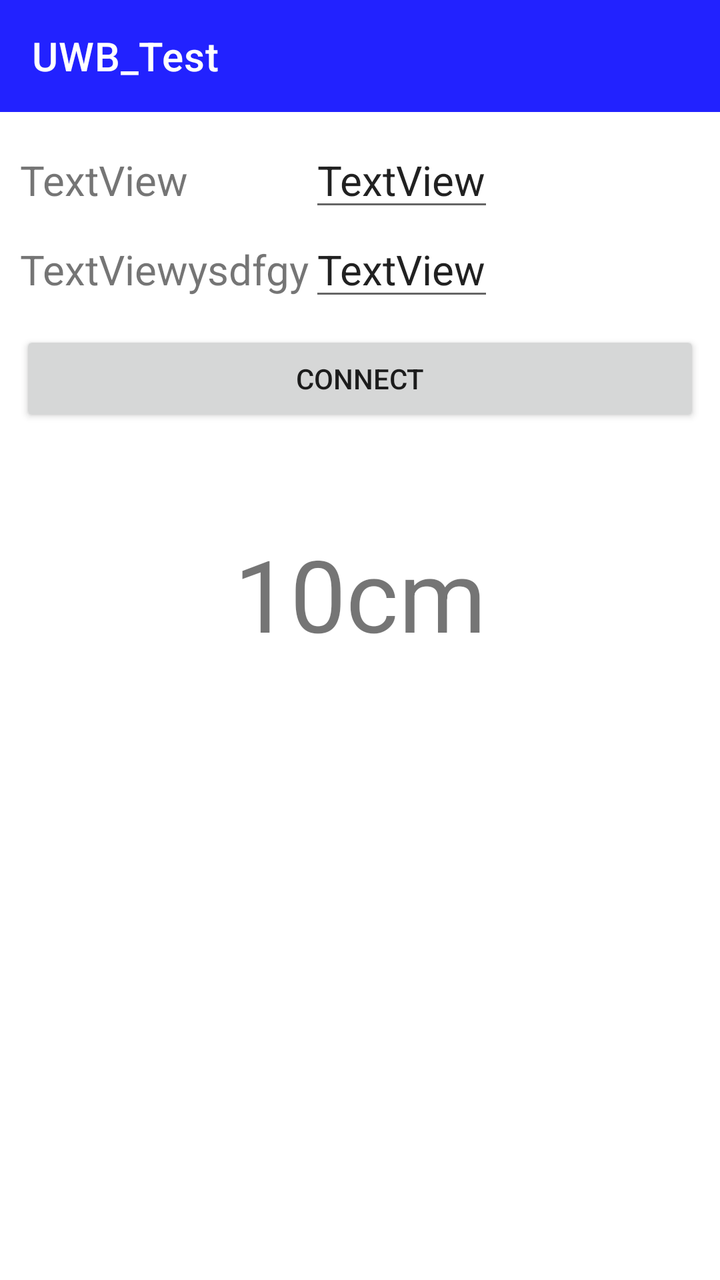
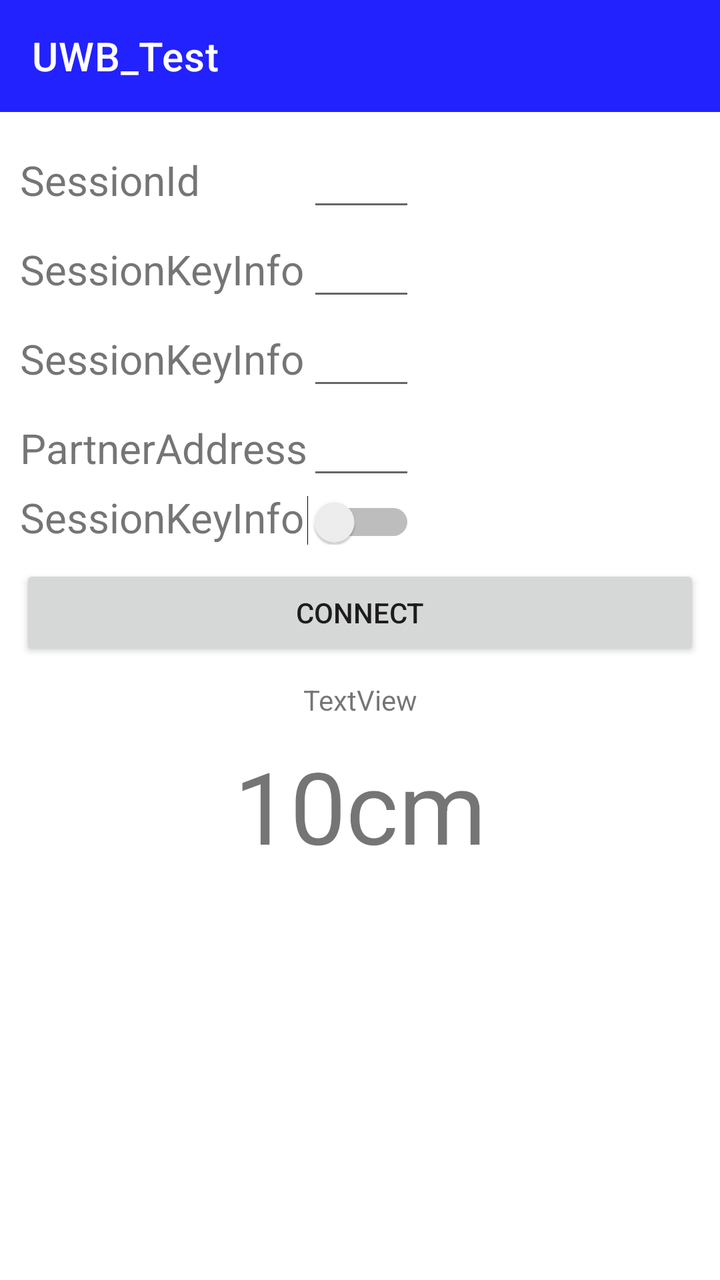

Screens rendered from an Android XML layout before and after an edit, with the pre-edit source and the edit as a unified diff.
<!-- AndroidManifest.xml: activity theme Theme.UWB_Test.NoActionBar -->
<!-- res/layout/activity_main.xml -->
<?xml version="1.0" encoding="utf-8"?>
<androidx.coordinatorlayout.widget.CoordinatorLayout xmlns:android="http://schemas.android.com/apk/res/android"
    xmlns:app="http://schemas.android.com/apk/res-auto"
    xmlns:tools="http://schemas.android.com/tools"
    android:layout_width="match_parent"
    android:layout_height="match_parent"
    tools:context=".MainActivity">


    <androidx.constraintlayout.widget.ConstraintLayout
        android:id="@+id/constraintLayout"
        android:layout_width="match_parent"
        android:layout_height="match_parent">

        <com.google.android.material.appbar.AppBarLayout
            android:id="@+id/bar"
            android:layout_width="match_parent"
            android:layout_height="wrap_content"


            android:theme="@style/Theme.UWB_Test.AppBarOverlay"
            app:layout_constraintStart_toStartOf="parent"
            app:layout_constraintTop_toTopOf="parent">

            <androidx.appcompat.widget.Toolbar
                android:id="@+id/toolbar"
                android:layout_width="match_parent"
                android:layout_height="?attr/actionBarSize"
                android:background="?attr/colorPrimary"
                app:popupTheme="@style/Theme.UWB_Test.PopupOverlay"
                app:title="UWB_Test" />

        </com.google.android.material.appbar.AppBarLayout>

        <TableLayout
            android:id="@+id/tableLayout"
            android:layout_width="match_parent"
            android:layout_height="wrap_content"
            android:layout_marginStart="10dp"
            android:layout_marginTop="10dp"
            android:layout_marginEnd="10dp"
            app:layout_constraintEnd_toEndOf="parent"
            app:layout_constraintStart_toStartOf="parent"
            app:layout_constraintTop_toBottomOf="@+id/bar">


            <TableRow
                android:layout_width="match_parent"
                android:layout_height="match_parent">

                <TextView
                    android:id="@+id/textView1"
                    android:layout_width="wrap_content"
                    android:layout_height="wrap_content"
                    android:text="TextView"
                    android:textSize="10pt" />

                <EditText
                    android:id="@+id/editText1"
                    android:layout_width="wrap_content"
                    android:layout_height="wrap_content"
                    android:text="TextView"
                    android:textSize="10pt" />
            </TableRow>

            <TableRow
                android:layout_width="match_parent"
                android:layout_height="match_parent">

                <TextView
                    android:id="@+id/textView2"
                    android:layout_width="wrap_content"
                    android:layout_height="wrap_content"
                    android:text="TextViewysdfgy"
                    android:textSize="10pt" />

                <EditText
                    android:id="@+id/editText2"
                    android:layout_width="wrap_content"
                    android:layout_height="wrap_content"
                    android:text="TextView"
                    android:textSize="10pt" />
            </TableRow>

            <TableRow
                android:layout_width="match_parent"
                android:layout_height="match_parent" />

            <TableRow
                android:layout_width="match_parent"
                android:layout_height="match_parent" />
        </TableLayout>

        <Button
            android:id="@+id/button"
            android:layout_width="match_parent"
            android:layout_height="wrap_content"
            android:layout_marginStart="10dp"
            android:layout_marginTop="10dp"
            android:layout_marginEnd="10dp"
            android:text="Connect"
            app:layout_constraintEnd_toEndOf="parent"
            app:layout_constraintStart_toStartOf="parent"
            app:layout_constraintTop_toBottomOf="@+id/tableLayout" />


        <TextView
            android:id="@+id/textView4"
            android:layout_width="wrap_content"
            android:layout_height="78dp"
            android:layout_marginTop="50dp"
            android:text="10cm"
            android:textSize="50sp"
            app:layout_anchorGravity="center"
            app:layout_constraintEnd_toEndOf="parent"
            app:layout_constraintStart_toStartOf="parent"
            app:layout_constraintTop_toBottomOf="@+id/button" />

    </androidx.constraintlayout.widget.ConstraintLayout>



</androidx.coordinatorlayout.widget.CoordinatorLayout>
<!-- resources referenced by this layout -->
<resources>
  <style name="Theme.UWB_Test.AppBarOverlay" parent="ThemeOverlay.AppCompat.Dark.ActionBar" />
  <style name="Theme.UWB_Test.PopupOverlay" parent="ThemeOverlay.AppCompat.Light" />
  <style name="Theme.UWB_Test.NoActionBar">
          <item name="windowActionBar">false</item>
          <item name="windowNoTitle">true</item>
      </style>
</resources>

<!-- the commit's change to res/layout/activity_main.xml (unified diff, before → after) -->
@@ -49,17 +49,17 @@
                 android:layout_height="match_parent">
 
                 <TextView
-                    android:id="@+id/textView1"
+                    android:id="@+id/tvSessionId"
                     android:layout_width="wrap_content"
                     android:layout_height="wrap_content"
-                    android:text="TextView"
+                    android:text="SessionId"
                     android:textSize="10pt" />
 
                 <EditText
-                    android:id="@+id/editText1"
+                    android:id="@+id/etSessionId"
                     android:layout_width="wrap_content"
                     android:layout_height="wrap_content"
-                    android:text="TextView"
+                    android:text=""
                     android:textSize="10pt" />
             </TableRow>
 
@@ -68,31 +68,80 @@
                 android:layout_height="match_parent">
 
                 <TextView
-                    android:id="@+id/textView2"
+                    android:id="@+id/tvSessionKeyInfo"
                     android:layout_width="wrap_content"
                     android:layout_height="wrap_content"
-                    android:text="TextViewysdfgy"
+                    android:text="SessionKeyInfo"
                     android:textSize="10pt" />
 
                 <EditText
-                    android:id="@+id/editText2"
+                    android:id="@+id/etSessionKeyInfo"
                     android:layout_width="wrap_content"
                     android:layout_height="wrap_content"
-                    android:text="TextView"
+                    android:text=""
                     android:textSize="10pt" />
             </TableRow>
 
             <TableRow
                 android:layout_width="match_parent"
-                android:layout_height="match_parent" />
+                android:layout_height="match_parent">
+
+                <TextView
+                    android:id="@+id/tvSubSessionKeyInfo"
+                    android:layout_width="wrap_content"
+                    android:layout_height="wrap_content"
+                    android:text="SessionKeyInfo"
+                    android:textSize="10pt" />
+
+                <EditText
+                    android:id="@+id/etSubSessionKeyInfo"
+                    android:layout_width="wrap_content"
+                    android:layout_height="wrap_content"
+                    android:text=""
+                    android:textSize="10pt" />
+            </TableRow>
 
             <TableRow
                 android:layout_width="match_parent"
-                android:layout_height="match_parent" />
+                android:layout_height="match_parent">
+
+                <TextView
+                    android:id="@+id/tvPartnerAddress"
+                    android:layout_width="wrap_content"
+                    android:layout_height="wrap_content"
+                    android:text="PartnerAddress"
+                    android:textSize="10pt" />
+
+                <EditText
+                    android:id="@+id/etPartnerAddress"
+                    android:layout_width="wrap_content"
+                    android:layout_height="wrap_content"
+                    android:text=""
+                    android:textSize="10pt" />
+            </TableRow>
+
+            <TableRow
+                android:layout_width="match_parent"
+                android:layout_height="match_parent">
+
+                <TextView
+                    android:id="@+id/tvIsController"
+                    android:layout_width="wrap_content"
+                    android:layout_height="wrap_content"
+                    android:text="SessionKeyInfo"
+                    android:textSize="10pt" />
+
+                <Switch
+                    android:id="@+id/swIsController"
+                    android:layout_width="wrap_content"
+                    android:layout_height="wrap_content"
+                    android:text="" />
+
+            </TableRow>
         </TableLayout>
 
         <Button
-            android:id="@+id/button"
+            android:id="@+id/ConButton"
             android:layout_width="match_parent"
             android:layout_height="wrap_content"
             android:layout_marginStart="10dp"
@@ -105,16 +154,27 @@
 
 
         <TextView
-            android:id="@+id/textView4"
+            android:id="@+id/rangeDisplay"
             android:layout_width="wrap_content"
             android:layout_height="78dp"
-            android:layout_marginTop="50dp"
+            android:layout_marginTop="10dp"
             android:text="10cm"
             android:textSize="50sp"
             app:layout_anchorGravity="center"
             app:layout_constraintEnd_toEndOf="parent"
             app:layout_constraintStart_toStartOf="parent"
-            app:layout_constraintTop_toBottomOf="@+id/button" />
+            app:layout_constraintTop_toBottomOf="@+id/exception" />
+
+        <TextView
+            android:id="@+id/exception"
+            android:layout_width="wrap_content"
+            android:layout_height="wrap_content"
+            android:layout_marginTop="10dp"
+            android:text="TextView"
+            app:layout_constraintEnd_toEndOf="parent"
+            app:layout_constraintStart_toStartOf="parent"
+            app:layout_constraintTop_toBottomOf="@+id/ConButton" />
+
 
     </androidx.constraintlayout.widget.ConstraintLayout>
 
